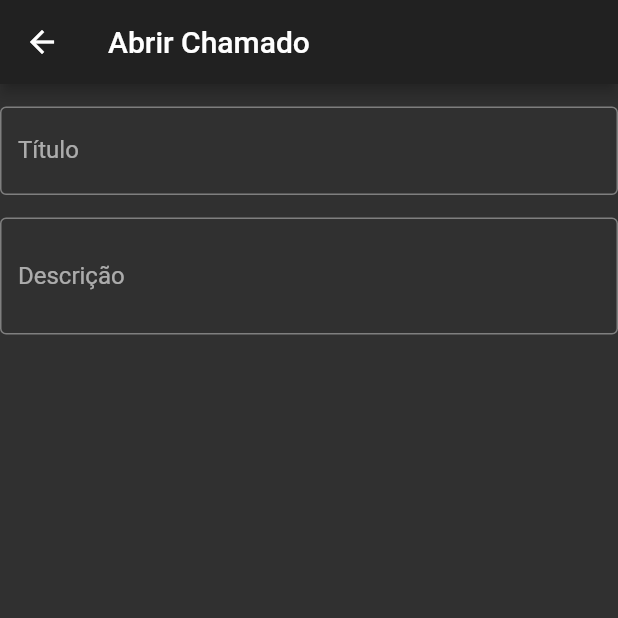
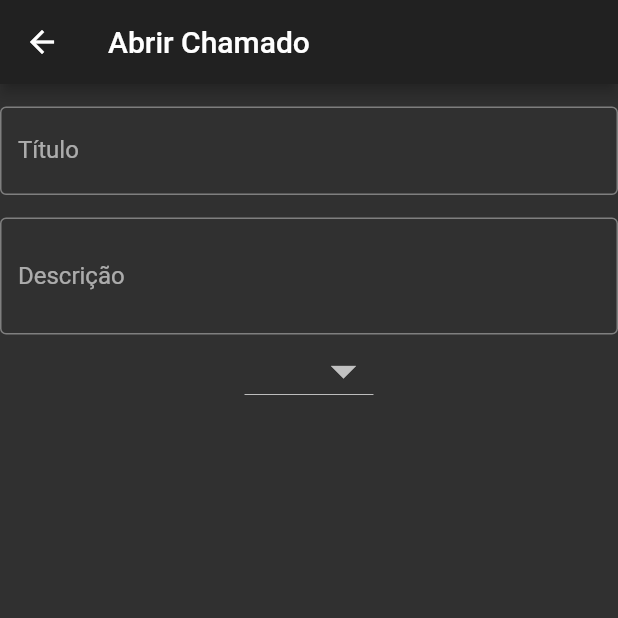
Before and after one commit to mateusconrad/helptask, a Flutter app: the AbrirChamado screen opened directly, on a phone screen of 412 x 824 dp, the top half of it. Run offline on Flutter 3.47's test engine with Material 2 defaults, Android fonts, the phone set to English and light mode, and no system bars.

Commit message:
add DropDownMenu de prioridades na tela abrir chamado

```diff
--- a/lib/abrir_chamado.dart
+++ b/lib/abrir_chamado.dart
@@ -10,6 +10,7 @@ class AbrirChamado extends StatefulWidget {
 class _AbrirChamadoState extends State<AbrirChamado> {
 
 
+  var _value;
 
   @override
   Widget build(BuildContext context) {
@@ -18,16 +19,14 @@ class _AbrirChamadoState extends State<AbrirChamado> {
         title: Text("Abrir Chamado"),
       ),
       body: Column(
+        //mainAxisAlignment: MainAxisAlignment.center,
+        crossAxisAlignment: CrossAxisAlignment.center,
         children: <Widget>[
           SizedBox(height: 15,),
           _textoChamado("Título"),
           SizedBox(height: 15,),
           _textoDescr("Descrição"),
-          Row(
-            children: <Widget>[
-
-            ],
-          )
+          _normal2Down(),
         ],
       ),
 
@@ -37,8 +36,9 @@ class _AbrirChamadoState extends State<AbrirChamado> {
 
   TextFormField _textoChamado(String label) {
     return TextFormField(
+
           decoration: InputDecoration(
-            labelText: label,
+              labelText: label,
               border: OutlineInputBorder(
 
               )
@@ -52,10 +52,36 @@ class _AbrirChamadoState extends State<AbrirChamado> {
       maxLines: 10,
       decoration: InputDecoration(
         labelText: label,
-        border: OutlineInputBorder(
-
+        hintMaxLines: 10,
+          border: OutlineInputBorder(
         )
       ),
     );
   }
+
+  DropdownButton _normal2Down() => DropdownButton<String>(
+    items: [
+      DropdownMenuItem<String>(
+        value: "1", child: Text("Baixa",),),
+      DropdownMenuItem<String>(
+        value: "2", child: Text("Média",),),
+      DropdownMenuItem<String>(
+        value: "3", child: Text("Alta",),),
+      DropdownMenuItem<String>(
+        value: "4", child: Text("Crítica",),),
+    ],
+
+    onChanged: (value) {
+      setState(() {
+        _value = value;
+      });
+    },
+    value: _value,
+    elevation: 2,
+    //style: TextStyle(color: Colors.black, fontSize: 30),
+    //isDense: true,
+    iconSize: 40.0,
+  );
+
+
 }
--- a/lib/login.dart
+++ b/lib/login.dart
@@ -1,4 +1,3 @@
-import 'dart:ui' as prefix0;
 
 import 'package:flutter/material.dart';
 import 'home.dart';
```
